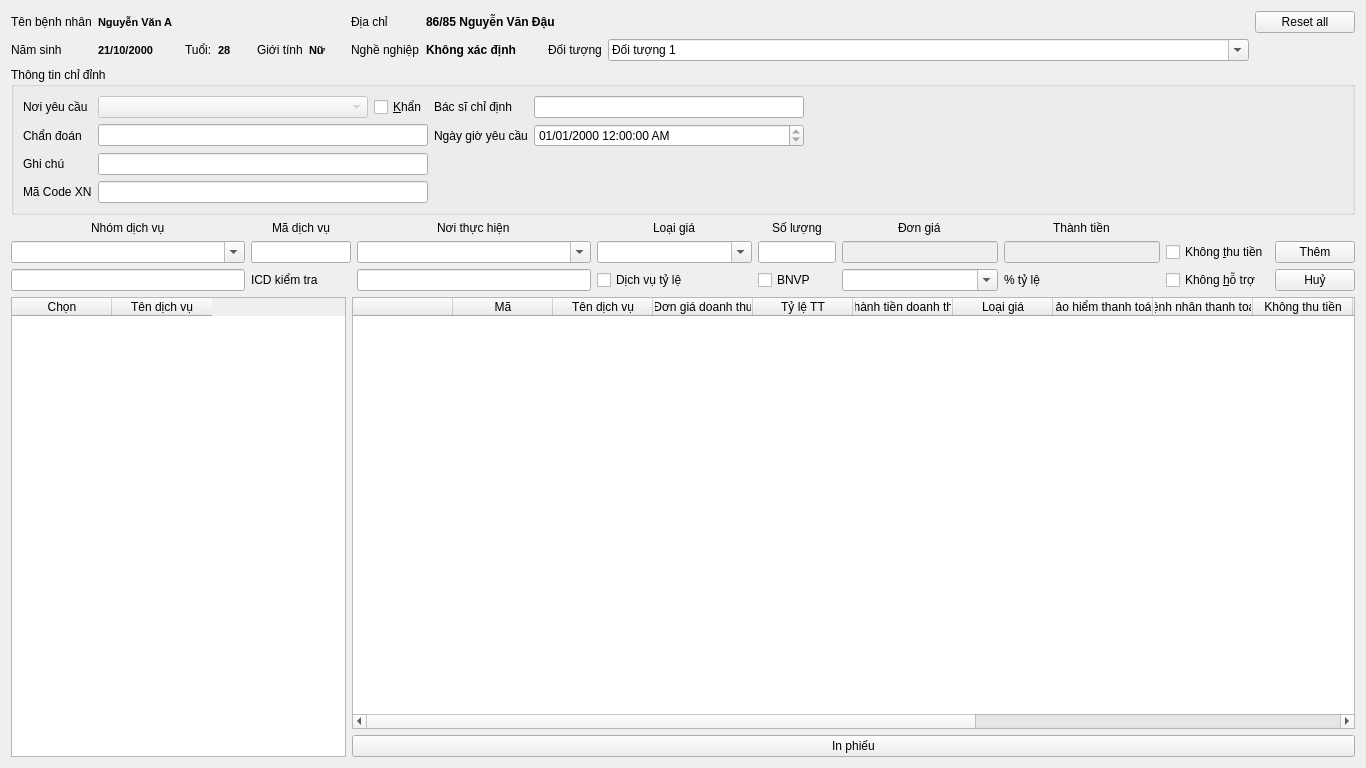
The window that src/app/ui/TabDichVu.ui (Kiritokun0909/bvgd_project) describes before a commit, drawn with Qt 5.
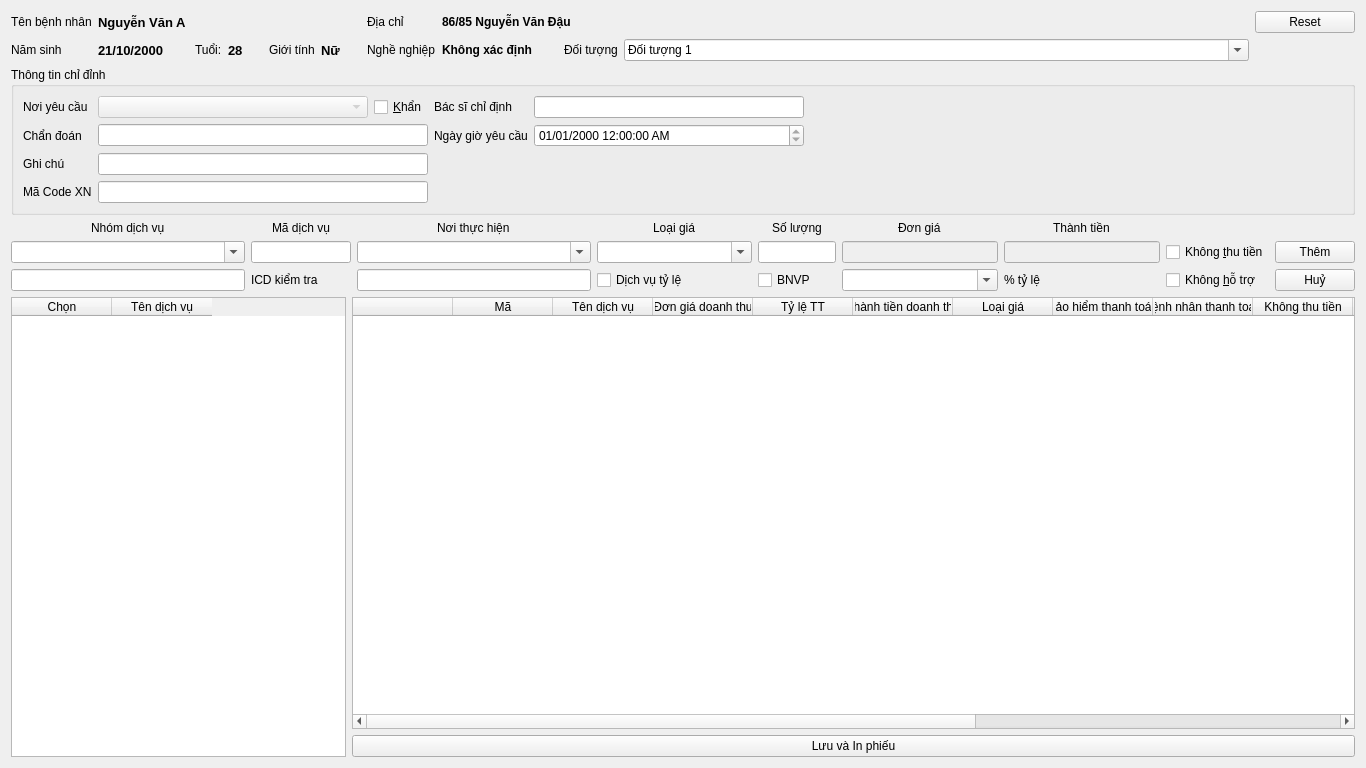
The same window after the commit.

```diff
--- a/src/app/ui/TabDichVu.ui
+++ b/src/app/ui/TabDichVu.ui
@@ -50,7 +50,8 @@
       <widget class="QLabel" name="gioi_tinh">
        <property name="font">
         <font>
-         <pointsize>8</pointsize>
+         <family>Arial</family>
+         <pointsize>10</pointsize>
          <weight>75</weight>
          <bold>true</bold>
         </font>
@@ -64,7 +65,8 @@
       <widget class="QLabel" name="ho_ten_bn">
        <property name="font">
         <font>
-         <pointsize>8</pointsize>
+         <family>Arial</family>
+         <pointsize>10</pointsize>
          <weight>75</weight>
          <bold>true</bold>
         </font>
@@ -135,7 +137,8 @@
       <widget class="QLabel" name="tuoi">
        <property name="font">
         <font>
-         <pointsize>8</pointsize>
+         <family>Arial</family>
+         <pointsize>10</pointsize>
          <weight>75</weight>
          <bold>true</bold>
         </font>
@@ -241,7 +244,8 @@
       <widget class="QLabel" name="nam_sinh">
        <property name="font">
         <font>
-         <pointsize>8</pointsize>
+         <family>Arial</family>
+         <pointsize>10</pointsize>
          <weight>75</weight>
          <bold>true</bold>
         </font>
@@ -255,6 +259,8 @@
       <widget class="QLabel" name="dia_chi">
        <property name="font">
         <font>
+         <family>Arial</family>
+         <pointsize>9</pointsize>
          <weight>75</weight>
          <bold>true</bold>
         </font>
@@ -274,7 +280,7 @@
      <item row="0" column="14">
       <widget class="QPushButton" name="btn_reset_all">
        <property name="text">
-        <string>Reset all</string>
+        <string>Reset</string>
        </property>
       </widget>
      </item>
@@ -479,7 +485,7 @@
        <item row="1" column="1">
         <widget class="QPushButton" name="btn_in_phieu">
          <property name="text">
-          <string>In phiếu</string>
+          <string>Lưu và In phiếu</string>
          </property>
         </widget>
        </item>
```
